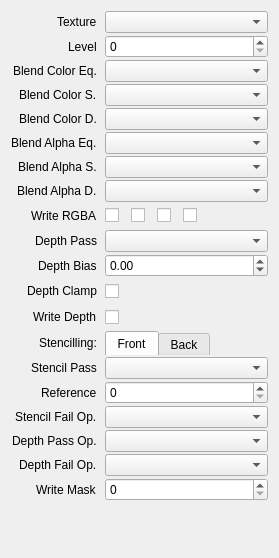
Old version of the form src/session/AttachmentProperties.ui in the repository houmain/gpupad.
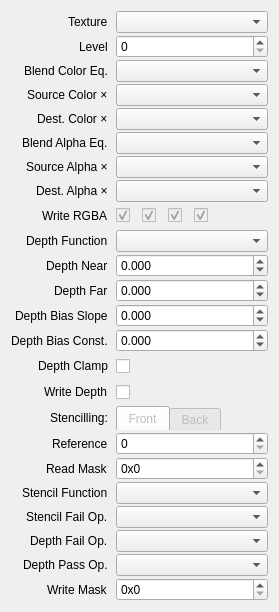
New version of the form. Custom widgets are drawn as their Qt base class.

Commit message: Apply Target Properties

Diff of the .ui file:
```diff
--- a/src/session/AttachmentProperties.ui
+++ b/src/session/AttachmentProperties.ui
@@ -7,7 +7,7 @@
     <x>0</x>
     <y>0</y>
     <width>279</width>
-    <height>558</height>
+    <height>586</height>
    </rect>
   </property>
   <layout class="QVBoxLayout" name="verticalLayout">
@@ -67,7 +67,7 @@
      <item row="3" column="0">
       <widget class="QLabel" name="labelBlendColorSource">
        <property name="text">
-        <string>Blend Color S.</string>
+        <string>&lt;html&gt;Source Color &amp;#215;&lt;/html&gt;</string>
        </property>
       </widget>
      </item>
@@ -77,7 +77,7 @@
      <item row="4" column="0">
       <widget class="QLabel" name="labelBlendColorDest">
        <property name="text">
-        <string>Blend Color D.</string>
+        <string>&lt;html&gt;Dest. Color &amp;#215;&lt;/html&gt;</string>
        </property>
       </widget>
      </item>
@@ -97,7 +97,7 @@
      <item row="6" column="0">
       <widget class="QLabel" name="labelBlendAlphaSource">
        <property name="text">
-        <string>Blend Alpha S.</string>
+        <string>&lt;html&gt;Source Alpha &amp;#215;&lt;/html&gt;</string>
        </property>
       </widget>
      </item>
@@ -107,7 +107,7 @@
      <item row="7" column="0">
       <widget class="QLabel" name="labelBlendAlphaDest">
        <property name="text">
-        <string>Blend Alpha D.</string>
+        <string>&lt;html&gt;Dest. Alpha &amp;#215;&lt;/html&gt;</string>
        </property>
       </widget>
      </item>
@@ -123,6 +123,9 @@
      </item>
      <item row="8" column="1">
       <widget class="QWidget" name="colorWriteMask" native="true">
+       <property name="enabled">
+        <bool>false</bool>
+       </property>
        <property name="minimumSize">
         <size>
          <width>0</width>
@@ -150,6 +153,9 @@
           <property name="text">
            <string/>
           </property>
+          <property name="checked">
+           <bool>true</bool>
+          </property>
          </widget>
         </item>
         <item>
@@ -157,6 +163,9 @@
           <property name="text">
            <string/>
           </property>
+          <property name="checked">
+           <bool>true</bool>
+          </property>
          </widget>
         </item>
         <item>
@@ -164,6 +173,9 @@
           <property name="text">
            <string/>
           </property>
+          <property name="checked">
+           <bool>true</bool>
+          </property>
          </widget>
         </item>
         <item>
@@ -171,6 +183,9 @@
           <property name="text">
            <string/>
           </property>
+          <property name="checked">
+           <bool>true</bool>
+          </property>
          </widget>
         </item>
         <item>
@@ -192,35 +207,44 @@
      <item row="9" column="0">
       <widget class="QLabel" name="labelDepthCompareFunc">
        <property name="text">
-        <string>Depth Pass</string>
+        <string>Depth Function</string>
        </property>
       </widget>
      </item>
      <item row="9" column="1">
       <widget class="DataComboBox" name="depthCompareFunc"/>
      </item>
-     <item row="10" column="0">
-      <widget class="QLabel" name="labelDepthBias">
+     <item row="13" column="0">
+      <widget class="QLabel" name="labelDepthBiasConst">
        <property name="text">
-        <string>Depth Bias</string>
+        <string>Depth Bias Const.</string>
        </property>
       </widget>
      </item>
-     <item row="10" column="1">
-      <widget class="QDoubleSpinBox" name="depthBias">
+     <item row="13" column="1">
+      <widget class="QDoubleSpinBox" name="depthBiasConst">
+       <property name="decimals">
+        <number>3</number>
+       </property>
        <property name="minimum">
-        <double>-99.000000000000000</double>
+        <double>-1000.000000000000000</double>
+       </property>
+       <property name="maximum">
+        <double>1000.000000000000000</double>
+       </property>
+       <property name="singleStep">
+        <double>0.001000000000000</double>
        </property>
       </widget>
      </item>
-     <item row="11" column="0">
+     <item row="14" column="0">
       <widget class="QLabel" name="labelDepthClamp">
        <property name="text">
         <string>Depth Clamp</string>
        </property>
       </widget>
      </item>
-     <item row="11" column="1">
+     <item row="14" column="1">
       <widget class="QCheckBox" name="depthClamp">
        <property name="minimumSize">
         <size>
@@ -233,14 +257,14 @@
        </property>
       </widget>
      </item>
-     <item row="12" column="0">
+     <item row="15" column="0">
       <widget class="QLabel" name="labelDepthWrite">
        <property name="text">
         <string>Write Depth</string>
        </property>
       </widget>
      </item>
-     <item row="12" column="1">
+     <item row="15" column="1">
       <widget class="QCheckBox" name="depthWrite">
        <property name="minimumSize">
         <size>
@@ -253,15 +277,18 @@
        </property>
       </widget>
      </item>
-     <item row="13" column="0">
+     <item row="16" column="0">
       <widget class="QLabel" name="labelStencilSide">
        <property name="text">
         <string>Stencilling:</string>
        </property>
       </widget>
      </item>
-     <item row="13" column="1">
+     <item row="16" column="1">
       <widget class="QTabWidget" name="tabStencilSide">
+       <property name="enabled">
+        <bool>false</bool>
+       </property>
        <property name="sizePolicy">
         <sizepolicy hsizetype="Expanding" vsizetype="Fixed">
          <horstretch>1</horstretch>
@@ -289,65 +316,168 @@
        </widget>
       </widget>
      </item>
-     <item row="14" column="0">
-      <widget class="QLabel" name="labelStencilCompareFunc">
-       <property name="text">
-        <string>Stencil Pass</string>
-       </property>
-      </widget>
-     </item>
-     <item row="14" column="1">
-      <widget class="DataComboBox" name="stencilCompareFunc"/>
-     </item>
-     <item row="15" column="0">
+     <item row="17" column="0">
       <widget class="QLabel" name="labelStencilReference">
        <property name="text">
         <string>Reference</string>
        </property>
       </widget>
      </item>
-     <item row="15" column="1">
-      <widget class="QSpinBox" name="stencilReference"/>
+     <item row="17" column="1">
+      <widget class="QSpinBox" name="stencilReference">
+       <property name="maximum">
+        <number>255</number>
+       </property>
+      </widget>
      </item>
-     <item row="16" column="0">
+     <item row="18" column="0">
+      <widget class="QLabel" name="labelStencilReadMask">
+       <property name="text">
+        <string>Read Mask</string>
+       </property>
+      </widget>
+     </item>
+     <item row="18" column="1">
+      <widget class="QSpinBox" name="stencilReadMask">
+       <property name="prefix">
+        <string>0x</string>
+       </property>
+       <property name="maximum">
+        <number>2147483647</number>
+       </property>
+       <property name="displayIntegerBase">
+        <number>16</number>
+       </property>
+      </widget>
+     </item>
+     <item row="19" column="0">
+      <widget class="QLabel" name="labelStencilCompareFunc">
+       <property name="text">
+        <string>Stencil Function</string>
+       </property>
+      </widget>
+     </item>
+     <item row="19" column="1">
+      <widget class="DataComboBox" name="stencilCompareFunc"/>
+     </item>
+     <item row="20" column="0">
       <widget class="QLabel" name="labelStencilFailOp">
        <property name="text">
         <string>Stencil Fail Op.</string>
        </property>
       </widget>
      </item>
-     <item row="16" column="1">
+     <item row="20" column="1">
       <widget class="DataComboBox" name="stencilFailOp"/>
      </item>
-     <item row="17" column="0">
-      <widget class="QLabel" name="labelStencilDepthPassOp">
-       <property name="text">
-        <string>Depth Pass Op.</string>
-       </property>
-      </widget>
-     </item>
-     <item row="17" column="1">
-      <widget class="DataComboBox" name="stencilDepthPassOp"/>
-     </item>
-     <item row="18" column="0">
+     <item row="21" column="0">
       <widget class="QLabel" name="labelStencilDepthFailOp">
        <property name="text">
         <string>Depth Fail Op.</string>
        </property>
       </widget>
      </item>
-     <item row="18" column="1">
+     <item row="21" column="1">
       <widget class="DataComboBox" name="stencilDepthFailOp"/>
      </item>
-     <item row="19" column="0">
+     <item row="22" column="0">
+      <widget class="QLabel" name="labelStencilDepthPassOp">
+       <property name="text">
+        <string>Depth Pass Op.</string>
+       </property>
+      </widget>
+     </item>
+     <item row="22" column="1">
+      <widget class="DataComboBox" name="stencilDepthPassOp"/>
+     </item>
+     <item row="23" column="0">
       <widget class="QLabel" name="labelStencilWriteMask">
        <property name="text">
         <string>Write Mask</string>
        </property>
       </widget>
      </item>
-     <item row="19" column="1">
-      <widget class="QSpinBox" name="stencilWriteMask"/>
+     <item row="23" column="1">
+      <widget class="QSpinBox" name="stencilWriteMask">
+       <property name="prefix">
+        <string>0x</string>
+       </property>
+       <property name="maximum">
+        <number>2147483647</number>
+       </property>
+       <property name="displayIntegerBase">
+        <number>16</number>
+       </property>
+      </widget>
+     </item>
+     <item row="12" column="1">
+      <widget class="QDoubleSpinBox" name="depthBiasSlope">
+       <property name="decimals">
+        <number>3</number>
+       </property>
+       <property name="minimum">
+        <double>-1000.000000000000000</double>
+       </property>
+       <property name="maximum">
+        <double>1000.000000000000000</double>
+       </property>
+       <property name="singleStep">
+        <double>0.001000000000000</double>
+       </property>
+      </widget>
+     </item>
+     <item row="10" column="1">
+      <widget class="QDoubleSpinBox" name="depthNear">
+       <property name="decimals">
+        <number>3</number>
+       </property>
+       <property name="minimum">
+        <double>-1000.000000000000000</double>
+       </property>
+       <property name="maximum">
+        <double>1000.000000000000000</double>
+       </property>
+       <property name="singleStep">
+        <double>0.001000000000000</double>
+       </property>
+      </widget>
+     </item>
+     <item row="11" column="1">
+      <widget class="QDoubleSpinBox" name="depthFar">
+       <property name="decimals">
+        <number>3</number>
+       </property>
+       <property name="minimum">
+        <double>-1000.000000000000000</double>
+       </property>
+       <property name="maximum">
+        <double>1000.000000000000000</double>
+       </property>
+       <property name="singleStep">
+        <double>0.001000000000000</double>
+       </property>
+      </widget>
+     </item>
+     <item row="10" column="0">
+      <widget class="QLabel" name="labelDepthNear">
+       <property name="text">
+        <string>Depth Near</string>
+       </property>
+      </widget>
+     </item>
+     <item row="11" column="0">
+      <widget class="QLabel" name="labelDepthFar">
+       <property name="text">
+        <string>Depth Far</string>
+       </property>
+      </widget>
+     </item>
+     <item row="12" column="0">
+      <widget class="QLabel" name="labelDepthBiasSlope">
+       <property name="text">
+        <string>Depth Bias Slope</string>
+       </property>
+      </widget>
      </item>
     </layout>
    </item>
```
Left out of the diff: 3 changed lines with no effect on the pictures. The commit also changes 20 other files.
